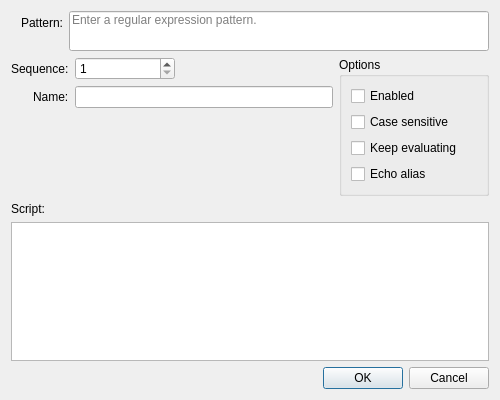
First picture: the form in app/dialogalias.ui, repository jkdoug/mudder, before the edit.
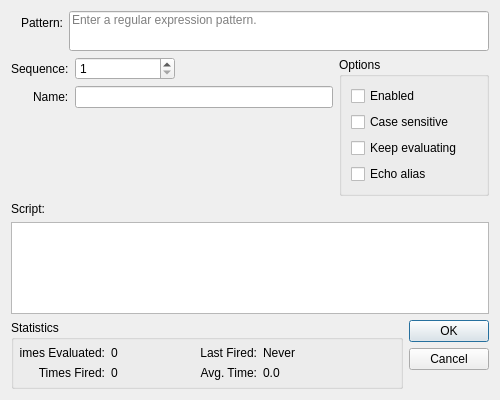
Second picture: the form after the edit. Custom widgets are drawn as their Qt base class.

Commit message: Statistics display for all settings

The edit to the form file:
```diff
--- a/app/dialogalias.ui
+++ b/app/dialogalias.ui
@@ -203,14 +203,149 @@
     <widget class="LuaEdit" name="script"/>
    </item>
    <item>
-    <widget class="QDialogButtonBox" name="buttonBox">
-     <property name="orientation">
-      <enum>Qt::Horizontal</enum>
-     </property>
-     <property name="standardButtons">
-      <set>QDialogButtonBox::Cancel|QDialogButtonBox::Ok</set>
-     </property>
-    </widget>
+    <layout class="QHBoxLayout" name="horizontalLayout">
+     <item>
+      <widget class="QGroupBox" name="groupStats">
+       <property name="sizePolicy">
+        <sizepolicy hsizetype="Expanding" vsizetype="Preferred">
+         <horstretch>0</horstretch>
+         <verstretch>0</verstretch>
+        </sizepolicy>
+       </property>
+       <property name="title">
+        <string>Statistics</string>
+       </property>
+       <layout class="QGridLayout" name="gridLayout">
+        <property name="leftMargin">
+         <number>6</number>
+        </property>
+        <property name="topMargin">
+         <number>6</number>
+        </property>
+        <property name="rightMargin">
+         <number>6</number>
+        </property>
+        <property name="bottomMargin">
+         <number>6</number>
+        </property>
+        <item row="1" column="3">
+         <widget class="QLabel" name="avgTime">
+          <property name="text">
+           <string>0.0</string>
+          </property>
+         </widget>
+        </item>
+        <item row="0" column="1">
+         <widget class="QLabel" name="timesEvaluated">
+          <property name="maximumSize">
+           <size>
+            <width>75</width>
+            <height>16777215</height>
+           </size>
+          </property>
+          <property name="text">
+           <string>0</string>
+          </property>
+         </widget>
+        </item>
+        <item row="0" column="2">
+         <widget class="QLabel" name="labelLastFired">
+          <property name="maximumSize">
+           <size>
+            <width>65</width>
+            <height>16777215</height>
+           </size>
+          </property>
+          <property name="text">
+           <string>Last Fired:</string>
+          </property>
+          <property name="alignment">
+           <set>Qt::AlignRight|Qt::AlignTrailing|Qt::AlignVCenter</set>
+          </property>
+         </widget>
+        </item>
+        <item row="0" column="0">
+         <widget class="QLabel" name="labelTimesEvaluated">
+          <property name="maximumSize">
+           <size>
+            <width>85</width>
+            <height>16777215</height>
+           </size>
+          </property>
+          <property name="text">
+           <string>Times Evaluated:</string>
+          </property>
+          <property name="alignment">
+           <set>Qt::AlignRight|Qt::AlignTrailing|Qt::AlignVCenter</set>
+          </property>
+         </widget>
+        </item>
+        <item row="0" column="3">
+         <widget class="QLabel" name="lastFired">
+          <property name="text">
+           <string>Never</string>
+          </property>
+         </widget>
+        </item>
+        <item row="1" column="2">
+         <widget class="QLabel" name="labelAvgTime">
+          <property name="maximumSize">
+           <size>
+            <width>65</width>
+            <height>16777215</height>
+           </size>
+          </property>
+          <property name="text">
+           <string>Avg. Time:</string>
+          </property>
+          <property name="alignment">
+           <set>Qt::AlignRight|Qt::AlignTrailing|Qt::AlignVCenter</set>
+          </property>
+         </widget>
+        </item>
+        <item row="1" column="1">
+         <widget class="QLabel" name="timesFired">
+          <property name="maximumSize">
+           <size>
+            <width>75</width>
+            <height>16777215</height>
+           </size>
+          </property>
+          <property name="text">
+           <string>0</string>
+          </property>
+         </widget>
+        </item>
+        <item row="1" column="0">
+         <widget class="QLabel" name="labelTimesFired">
+          <property name="maximumSize">
+           <size>
+            <width>85</width>
+            <height>16777215</height>
+           </size>
+          </property>
+          <property name="text">
+           <string>Times Fired:</string>
+          </property>
+          <property name="alignment">
+           <set>Qt::AlignRight|Qt::AlignTrailing|Qt::AlignVCenter</set>
+          </property>
+         </widget>
+        </item>
+       </layout>
+      </widget>
+     </item>
+     <item>
+      <widget class="QDialogButtonBox" name="buttonBox">
+       <property name="orientation">
+        <enum>Qt::Vertical</enum>
+       </property>
+       <property name="standardButtons">
+        <set>QDialogButtonBox::Cancel|QDialogButtonBox::Ok</set>
+       </property>
+      </widget>
+     </item>
+    </layout>
    </item>
   </layout>
  </widget>
```
Left out of the diff: 1 changed line with no effect on the pictures. The commit also changes 6 other files.
